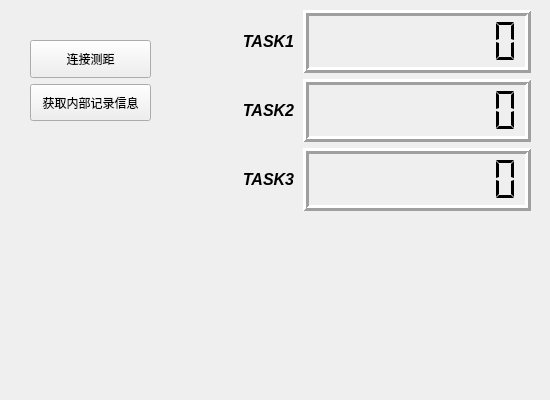
First picture: the form in form/formceju.ui, repository KingChenFY/ZW_JiXieBiTool, before the edit.
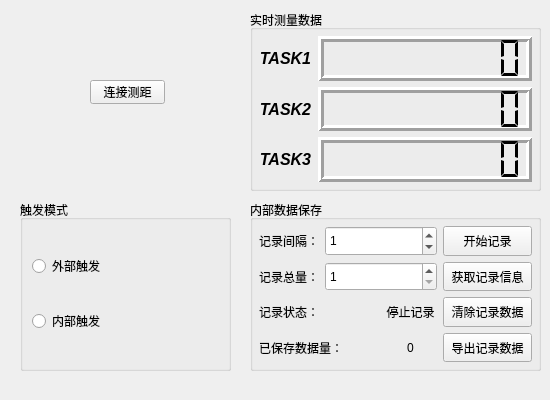
Second picture: the form after the edit.

Patch:
```diff
--- a/form/formceju.ui
+++ b/form/formceju.ui
@@ -13,16 +13,31 @@
   <property name="windowTitle">
    <string>Form</string>
   </property>
-  <widget class="QWidget" name="layoutWidget">
+  <widget class="QGroupBox" name="groupBox">
    <property name="geometry">
     <rect>
-     <x>240</x>
+     <x>250</x>
      <y>10</y>
      <width>291</width>
-     <height>201</height>
+     <height>181</height>
     </rect>
    </property>
+   <property name="title">
+    <string>实时测量数据</string>
+   </property>
    <layout class="QVBoxLayout" name="verticalLayout">
+    <property name="leftMargin">
+     <number>6</number>
+    </property>
+    <property name="topMargin">
+     <number>6</number>
+    </property>
+    <property name="rightMargin">
+     <number>6</number>
+    </property>
+    <property name="bottomMargin">
+     <number>6</number>
+    </property>
     <item>
      <layout class="QHBoxLayout" name="horizontalLayout" stretch="1,4">
       <item>
@@ -145,44 +160,221 @@
     </item>
    </layout>
   </widget>
-  <widget class="QWidget" name="">
+  <widget class="QGroupBox" name="gb_trigMode">
    <property name="geometry">
     <rect>
-     <x>30</x>
-     <y>40</y>
-     <width>121</width>
-     <height>81</height>
+     <x>20</x>
+     <y>200</y>
+     <width>211</width>
+     <height>171</height>
     </rect>
    </property>
-   <layout class="QVBoxLayout" name="verticalLayout_2">
+   <property name="title">
+    <string>触发模式</string>
+   </property>
+   <layout class="QVBoxLayout" name="verticalLayout_3">
     <item>
-     <widget class="QPushButton" name="pbtn_linkceju">
-      <property name="sizePolicy">
-       <sizepolicy hsizetype="Preferred" vsizetype="Preferred">
-        <horstretch>0</horstretch>
-        <verstretch>0</verstretch>
-       </sizepolicy>
-      </property>
+     <widget class="QRadioButton" name="rbtn_ExTrigger">
       <property name="text">
-       <string>连接测距</string>
+       <string>外部触发</string>
       </property>
      </widget>
     </item>
     <item>
-     <widget class="QPushButton" name="pbtn_getLogInfo">
-      <property name="sizePolicy">
-       <sizepolicy hsizetype="Preferred" vsizetype="Preferred">
-        <horstretch>0</horstretch>
-        <verstretch>0</verstretch>
-       </sizepolicy>
-      </property>
+     <widget class="QRadioButton" name="rbtn_InTrigger">
       <property name="text">
-       <string>获取内部记录信息</string>
+       <string>内部触发</string>
       </property>
      </widget>
     </item>
    </layout>
   </widget>
+  <widget class="QPushButton" name="pbtn_linkceju">
+   <property name="geometry">
+    <rect>
+     <x>90</x>
+     <y>80</y>
+     <width>75</width>
+     <height>24</height>
+    </rect>
+   </property>
+   <property name="sizePolicy">
+    <sizepolicy hsizetype="Preferred" vsizetype="Preferred">
+     <horstretch>0</horstretch>
+     <verstretch>0</verstretch>
+    </sizepolicy>
+   </property>
+   <property name="text">
+    <string>连接测距</string>
+   </property>
+  </widget>
+  <widget class="QGroupBox" name="groupBox">
+   <property name="geometry">
+    <rect>
+     <x>250</x>
+     <y>200</y>
+     <width>291</width>
+     <height>171</height>
+    </rect>
+   </property>
+   <property name="title">
+    <string>内部数据保存</string>
+   </property>
+   <layout class="QHBoxLayout" name="horizontalLayout_4" stretch="2,1">
+    <property name="leftMargin">
+     <number>6</number>
+    </property>
+    <property name="topMargin">
+     <number>6</number>
+    </property>
+    <property name="rightMargin">
+     <number>6</number>
+    </property>
+    <property name="bottomMargin">
+     <number>6</number>
+    </property>
+    <item>
+     <layout class="QGridLayout" name="gridLayout">
+      <item row="0" column="0">
+       <widget class="QLabel" name="label">
+        <property name="text">
+         <string>记录间隔：</string>
+        </property>
+       </widget>
+      </item>
+      <item row="0" column="1" colspan="2">
+       <widget class="QSpinBox" name="sbox_logIntervalSet">
+        <property name="sizePolicy">
+         <sizepolicy hsizetype="Preferred" vsizetype="Preferred">
+          <horstretch>0</horstretch>
+          <verstretch>0</verstretch>
+         </sizepolicy>
+        </property>
+        <property name="maximum">
+         <number>1000</number>
+        </property>
+        <property name="value">
+         <number>1</number>
+        </property>
+       </widget>
+      </item>
+      <item row="1" column="0">
+       <widget class="QLabel" name="label_2">
+        <property name="text">
+         <string>记录总量：</string>
+        </property>
+       </widget>
+      </item>
+      <item row="1" column="1" colspan="2">
+       <widget class="QSpinBox" name="sbox_logNumSet">
+        <property name="sizePolicy">
+         <sizepolicy hsizetype="Preferred" vsizetype="Preferred">
+          <horstretch>0</horstretch>
+          <verstretch>0</verstretch>
+         </sizepolicy>
+        </property>
+        <property name="minimum">
+         <number>1</number>
+        </property>
+        <property name="maximum">
+         <number>2000000</number>
+        </property>
+       </widget>
+      </item>
+      <item row="2" column="0" colspan="2">
+       <widget class="QLabel" name="label_3">
+        <property name="text">
+         <string>记录状态：</string>
+        </property>
+       </widget>
+      </item>
+      <item row="2" column="2">
+       <widget class="QLabel" name="lab_logState">
+        <property name="text">
+         <string>停止记录</string>
+        </property>
+        <property name="alignment">
+         <set>Qt::AlignCenter</set>
+        </property>
+       </widget>
+      </item>
+      <item row="3" column="0" colspan="2">
+       <widget class="QLabel" name="label_4">
+        <property name="text">
+         <string>已保存数据量：</string>
+        </property>
+       </widget>
+      </item>
+      <item row="3" column="2">
+       <widget class="QLabel" name="lab_logNum">
+        <property name="text">
+         <string>0</string>
+        </property>
+        <property name="alignment">
+         <set>Qt::AlignCenter</set>
+        </property>
+       </widget>
+      </item>
+     </layout>
+    </item>
+    <item>
+     <layout class="QVBoxLayout" name="verticalLayout_2">
+      <item>
+       <widget class="QPushButton" name="pbtn_stLog">
+        <property name="sizePolicy">
+         <sizepolicy hsizetype="Preferred" vsizetype="Preferred">
+          <horstretch>0</horstretch>
+          <verstretch>0</verstretch>
+         </sizepolicy>
+        </property>
+        <property name="text">
+         <string>开始记录</string>
+        </property>
+       </widget>
+      </item>
+      <item>
+       <widget class="QPushButton" name="pbtn_getLog">
+        <property name="sizePolicy">
+         <sizepolicy hsizetype="Preferred" vsizetype="Preferred">
+          <horstretch>0</horstretch>
+          <verstretch>0</verstretch>
+         </sizepolicy>
+        </property>
+        <property name="text">
+         <string>获取记录信息</string>
+        </property>
+       </widget>
+      </item>
+      <item>
+       <widget class="QPushButton" name="pbtn_clearLog">
+        <property name="sizePolicy">
+         <sizepolicy hsizetype="Preferred" vsizetype="Preferred">
+          <horstretch>0</horstretch>
+          <verstretch>0</verstretch>
+         </sizepolicy>
+        </property>
+        <property name="text">
+         <string>清除记录数据</string>
+        </property>
+       </widget>
+      </item>
+      <item>
+       <widget class="QPushButton" name="pbtn_outputLog">
+        <property name="sizePolicy">
+         <sizepolicy hsizetype="Preferred" vsizetype="Preferred">
+          <horstretch>0</horstretch>
+          <verstretch>0</verstretch>
+         </sizepolicy>
+        </property>
+        <property name="text">
+         <string>导出记录数据</string>
+        </property>
+       </widget>
+      </item>
+     </layout>
+    </item>
+   </layout>
+  </widget>
  </widget>
  <resources/>
  <connections/>
```
